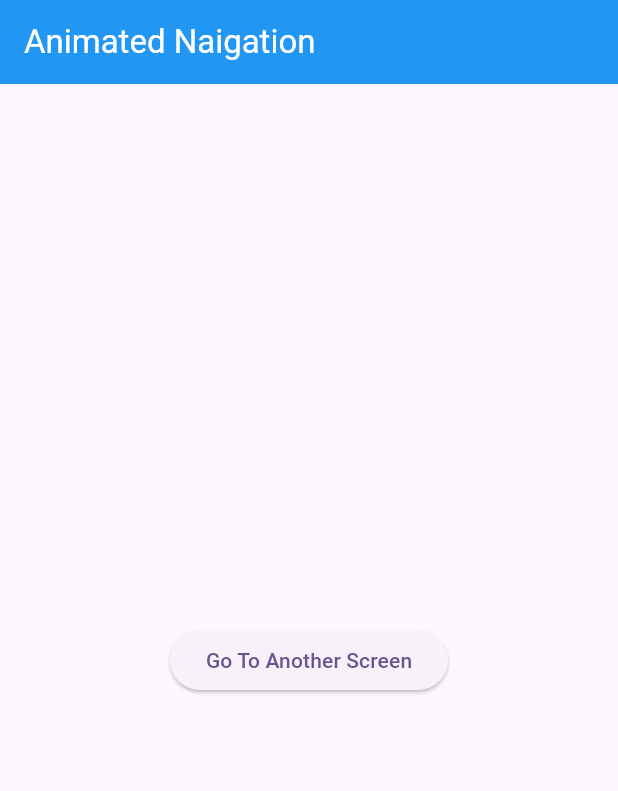
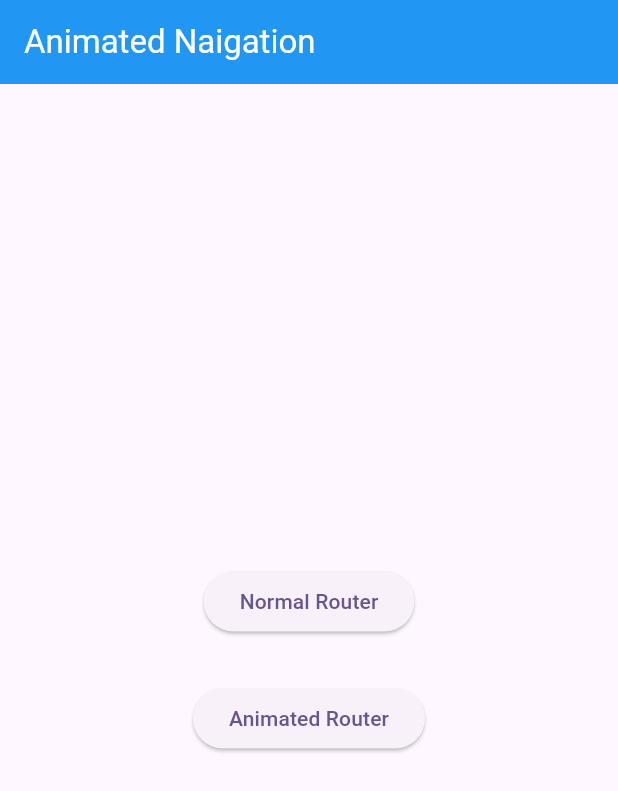
Before and after one commit to techyvivekraj/flutter_animated_nav, a Flutter app: the screen it shows after launch, on a phone screen of 412 x 824 dp. Shown: the top 791 px of the screen. Run offline on Flutter 3.47's test engine with Material 2 defaults, Android fonts, the light colour scheme and no system bars.

Commit message:
animated router with ease

```diff
--- a/lib/main.dart
+++ b/lib/main.dart
@@ -8,7 +8,6 @@ void main() {
 class MyApp extends StatelessWidget {
   const MyApp({super.key});
 
-  // This widget is the root of your application.
   @override
   Widget build(BuildContext context) {
     return MaterialApp(
--- a/lib/screens/home_screen.dart
+++ b/lib/screens/home_screen.dart
@@ -19,11 +19,22 @@ class _HomeScreenState extends State<HomeScreen> {
         title: const Text("Animated Naigation",),
       ),
       body: Center(
-        child: ElevatedButton(
-            onPressed: () {
-              navigateTo(context, const AnotherScreen());
-            },
-            child: const Text("Go To Another Screen")),
+        child: Column(
+          mainAxisAlignment: MainAxisAlignment.center,
+          children: [
+            ElevatedButton(
+                onPressed: () {
+                 Navigator.push(context, MaterialPageRoute(builder: (context) => const AnotherScreen(),));
+                },
+                child: const Text("Normal Router")),
+            const SizedBox(height: 30,),
+            ElevatedButton(
+                onPressed: () {
+                navigateTo(context, const AnotherScreen());
+                },
+                child: const Text("Animated Router")),
+          ],
+        ),
       ),
     );
   }
--- a/lib/utils/custom_router.dart
+++ b/lib/utils/custom_router.dart
@@ -9,7 +9,7 @@ Future<void> navigateTo(BuildContext context, Widget page) async {
         const begin = Offset(-1.0, 0);
         const end = Offset.zero;
         var tween = Tween(begin: begin, end: end)
-            .chain(CurveTween(curve: Curves.easeIn));
+            .chain(CurveTween(curve: Curves.ease));
         return SlideTransition(
           position: animation.drive(tween),
           child: child,
```
